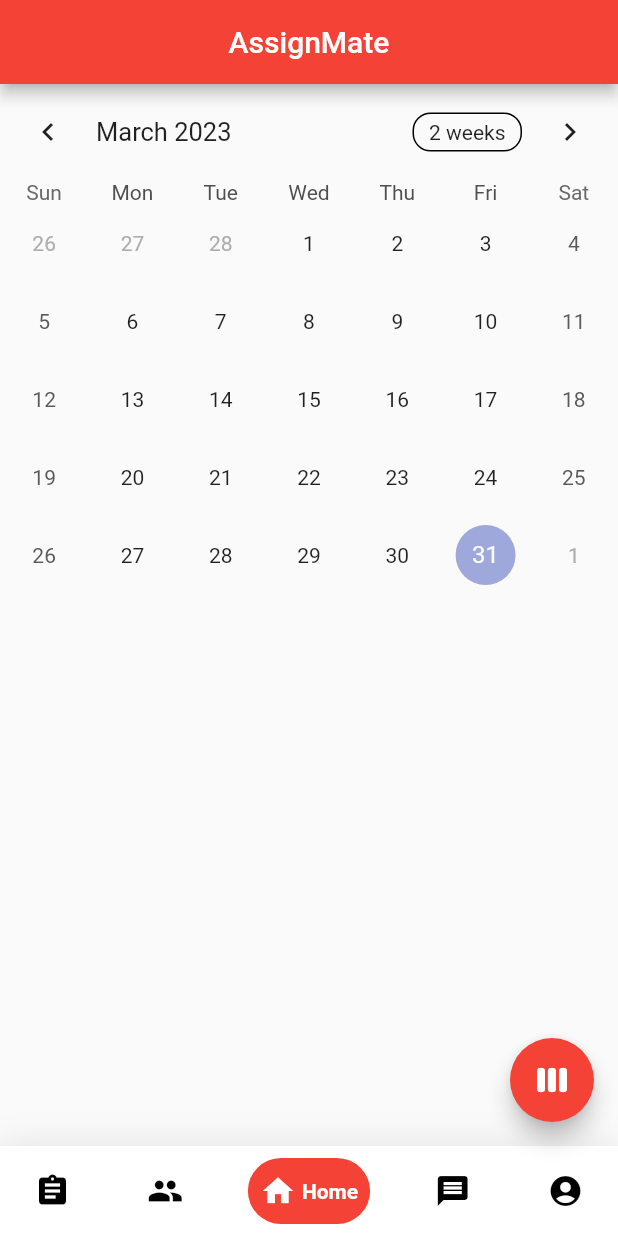
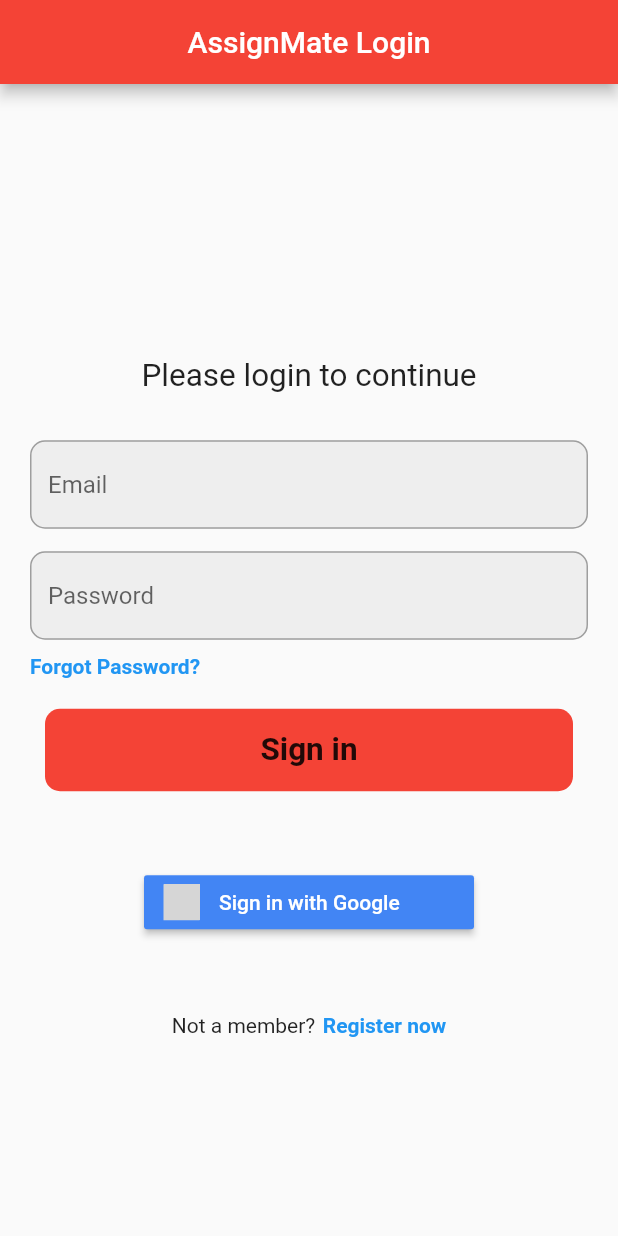
Before and after one commit to Alwalid-Abushanab/AssignMate, a Flutter app: the screen it shows after launch, on a phone screen of 412 x 824 dp. Run offline on Flutter 3.47's test engine with Material 2 defaults, Android fonts, the phone set to English and light mode, and no system bars; drawn by our look-alikes of google_nav_bar, table_calendar; our stand-ins replace bloc, firebase_auth, firebase_core, flutter_bloc, flutter_signin_button, google_sign_in; accounts and stored records are empty; grey boxes are pictures that could not be loaded.

Commit message:
Login/signUp pages completed.

```diff
--- a/lib/app.dart
+++ b/lib/app.dart
@@ -4,7 +4,7 @@ import 'package:flutter/material.dart';
 /// A MaterialApp which sets the `home` to StreakPage.
 class AssignMateApp extends MaterialApp {
   AssignMateApp({Key? key}) : super(key: key,
-      initialRoute:  RouteGenerator.homePage,
+      initialRoute:  RouteGenerator.authPage,
       onGenerateRoute: RouteGenerator.generateRoute,
       theme: ThemeData(
           primarySwatch: Colors.red,
--- /dev/null
+++ b/lib/auth/authentication_page.dart
@@ -0,0 +1,26 @@
+import 'package:assign_mate/home/home_page.dart';
+import 'package:firebase_auth/firebase_auth.dart';
+import 'package:firebase_core/firebase_core.dart';
+import 'package:flutter/material.dart';
+
+import 'login/login_page.dart';
+
+class AuthenticationPage extends StatelessWidget {
+  @override
+  Widget build(BuildContext context) {
+    return Scaffold(
+      body: StreamBuilder<User?>(
+        stream: FirebaseAuth.instance.authStateChanges(),
+        builder: (context, data){
+          if (data.hasData){
+            return const HomePage();
+          }
+          else {
+            return const LoginPage();
+          }
+        },
+      ),
+    );
+  }
+
+}
--- /dev/null
+++ b/lib/auth/login/cubit/login_cubit.dart
@@ -0,0 +1,23 @@
+import 'package:bloc/bloc.dart';
+import 'package:firebase_auth/firebase_auth.dart';
+import 'package:meta/meta.dart';
+
+part 'login_state.dart';
+
+class LoginCubit extends Cubit<LoginState> {
+  LoginCubit() : super(LoginInitial());
+
+
+  void tryLoginingIn(){
+    emit(LoginingIn());
+  }
+
+  void successful(bool secc){
+    if (secc){
+      emit(LogedIn());
+    }
+    else {
+      emit(LoginInitial());
+    }
+  }
+}
--- /dev/null
+++ b/lib/auth/login/cubit/login_state.dart
@@ -0,0 +1,10 @@
+part of 'login_cubit.dart';
+
+@immutable
+abstract class LoginState {}
+
+class LoginInitial extends LoginState {}
+
+class LoginingIn extends LoginState {}
+
+class LogedIn extends LoginState {}
--- /dev/null
+++ b/lib/auth/login/login_page.dart
@@ -0,0 +1,22 @@
+import 'package:flutter/material.dart';
+import 'package:flutter_bloc/flutter_bloc.dart';
+
+import 'cubit/login_cubit.dart';
+import 'login_view.dart';
+
+/// Stateless widget responsible for providing StreakCubit to StreakView
+class LoginPage extends StatelessWidget {
+  const LoginPage({Key? key}) : super(key: key);
+  @override
+  Widget build(BuildContext context) {
+
+    return MultiBlocProvider(
+        providers: [
+          BlocProvider<LoginCubit>(
+            create: (context) => LoginCubit(),
+          ),
+        ],
+        child: LoginView()
+    );
+  }
+}
--- /dev/null
+++ b/lib/auth/login/login_view.dart
@@ -0,0 +1,186 @@
+import 'package:google_sign_in/google_sign_in.dart';
+
+import '../../routes/route_generator.dart';
+import 'cubit/login_cubit.dart';
+import 'package:firebase_auth/firebase_auth.dart';
+import 'package:flutter/material.dart';
+import 'package:flutter_bloc/flutter_bloc.dart';
+import 'package:flutter_signin_button/flutter_signin_button.dart';
+
+class LoginView extends StatelessWidget {
+  LoginView({super.key});
+
+  final emailController = TextEditingController();
+  final passwordController = TextEditingController();
+
+  @override
+  Widget build(BuildContext context) {
+
+    return Scaffold(
+        appBar: AppBar(
+          centerTitle: true,
+          title: const Text("AssignMate Login"),
+          automaticallyImplyLeading: false,
+        ),
+      body: Center(
+        child: SingleChildScrollView(
+          child:
+            Column(
+              mainAxisAlignment: MainAxisAlignment.center,
+              children: [
+                const SizedBox(height: 50,),
+
+                const Text("Please login to continue",textScaleFactor: 1.5,),
+
+                const SizedBox(height: 30,),
+
+                //Email Field
+                myTextField(
+                    controller: emailController,
+                    hint: "Email",
+                    obscured: false
+                ),
+
+                const SizedBox(height: 15,),
+
+                //password field
+                myTextField(
+                    controller: passwordController,
+                    hint: 'Password',
+                    obscured: true
+                ),
+
+                const SizedBox(height: 10,),
+
+                //forgot Password field
+                Padding(
+                  padding: const EdgeInsets.symmetric(horizontal: 20),
+                  child: Row(
+                    mainAxisAlignment: MainAxisAlignment.start,
+                    children: [
+                      GestureDetector(
+                        onTap: () => { Navigator.pushNamed(context, RouteGenerator.passwordPage)},
+                        child: const Text('Forgot Password?',
+                          style: TextStyle(
+                              color: Colors.blue,
+                              fontWeight: FontWeight.bold),
+                        ),
+                      )
+                    ],
+                  ),
+                ),
+
+                const SizedBox(height: 20,),
+
+                //log in button
+                BlocBuilder<LoginCubit, LoginState>(
+                  builder: (context, state) {
+                    return GestureDetector(
+                      onTap: state is LoginingIn ? null : () async {
+                        BlocProvider.of<LoginCubit>(context).tryLoginingIn();
+                        try {
+                          await FirebaseAuth.instance.signInWithEmailAndPassword(
+                              email: emailController.text,
+                              password: passwordController.text
+                          );
+                          BlocProvider.of<LoginCubit>(context).successful(true);
+                        } on FirebaseAuthException catch(e) {
+                          BlocProvider.of<LoginCubit>(context).successful(false);
+                          showDialog(context: context, builder: (context){
+                            return const AlertDialog(
+                              title: Text('Incorrect Email Or Password'),
+                            );
+                          });
+                        }
+                      },
+                      child: Container(
+                        padding: const EdgeInsets.all(15),
+                        margin: const EdgeInsets.symmetric(horizontal: 30),
+                        decoration: BoxDecoration(
+                            color: Colors.red,
+                            borderRadius: BorderRadius.circular(10)
+                        ),
+                        child: state is! LoginingIn ? const Center(
+                          child: Text("Sign in",
+                            textScaleFactor: 1.5,
+                            style: TextStyle(
+                              fontWeight: FontWeight.bold,
+                            ),
+                          ),
+                        ): const Center(
+                          child: CircularProgressIndicator(color: Colors.black, strokeWidth: 12,),
+                        ),
+                      ),
+                    );
+                  },
+                ),
+
+                const SizedBox(height: 50,),
+
+                //google login
+                Row(
+                  mainAxisAlignment: MainAxisAlignment.center,
+                  children: [
+                    SignInButton(
+                      Buttons.GoogleDark,
+                      onPressed: () async {
+                        final GoogleSignInAccount? gUser = await GoogleSignIn().signIn();
+                        final GoogleSignInAuthentication gAuth = await gUser!.authentication;
+                        final credential = GoogleAuthProvider.credential(
+                          accessToken: gAuth.accessToken,
+                          idToken: gAuth.idToken,
+                        );
+
+                        await FirebaseAuth.instance.signInWithCredential(credential);
+                      },
+                    )
+                  ],
+                ),
+
+                const SizedBox(height: 50,),
+
+                Row(
+                  mainAxisAlignment: MainAxisAlignment.center,
+                  children: [
+                    const Text('Not a member?'),
+                    const SizedBox(width: 5,),
+                    GestureDetector(
+                      onTap: () => Navigator.pushNamed(context, RouteGenerator.signUpPage),
+                      child: const Text('Register now',
+                        style: TextStyle(
+                            color: Colors.blue,
+                            fontWeight: FontWeight.bold),
+                      ),
+                    )
+                  ],
+                )
+              ],
+            ),
+        ),
+      ),
+    );
+  }
+
+  Widget myTextField({required controller, required String hint, required bool obscured}){
+    return Padding(
+      padding: const EdgeInsets.symmetric(horizontal: 20),
+      child: TextField(
+        controller: controller,
+        obscureText: obscured,
+        decoration: InputDecoration(
+          enabledBorder: OutlineInputBorder(
+            borderSide: const BorderSide(color: Colors.grey),
+            borderRadius: BorderRadius.circular(10),
+          ),
+          focusedBorder: OutlineInputBorder(
+              borderSide: BorderSide(color: Colors.grey.shade900),
+              borderRadius: BorderRadius.circular(10)
+          ),
+          fillColor: Colors.grey.shade200,
+          filled: true,
+          hintText: hint,
+        ),
+      ),
+    );
+  }
+}
--- a/lib/home/home_page.dart
+++ b/lib/home/home_page.dart
@@ -1,3 +1,4 @@
+import 'package:firebase_auth/firebase_auth.dart';
 import 'package:flutter/material.dart';
 import 'package:flutter_bloc/flutter_bloc.dart';
 
@@ -8,6 +9,6 @@ class HomePage extends StatelessWidget {
   const HomePage({Key? key}) : super(key: key);
   @override
   Widget build(BuildContext context) {
-    return HomeView();
+    return const HomeView();
   }
 }
--- a/lib/routes/route_generator.dart
+++ b/lib/routes/route_generator.dart
@@ -2,6 +2,10 @@ import 'package:assign_mate/assignments/assignments_page.dart';
 import 'package:assign_mate/routes/unknown_screen.dart';
 import 'package:flutter/foundation.dart';
 import 'package:flutter/material.dart';
+import '../auth/authentication_page.dart';
+import '../auth/login/login_page.dart';
+import '../auth/reset_password/reset_password_page.dart';
+import '../auth/sign_up/signup_page.dart';
 import '../home/home_page.dart';
 
 class RouteGenerator {
@@ -10,6 +14,10 @@ class RouteGenerator {
   static const String DMPage = '/DMPage';
   static const String groupsPage = '/groupsPage';
   static const String profilePage = '/profilePage';
+  static const String loginPage = '/loginPage';
+  static const String authPage = '/AuthenticationPage';
+  static const String signUpPage = '/signUpPage';
+  static const String passwordPage = '/resetPasswordPage';
 
   //private constructor
   RouteGenerator._();
@@ -24,6 +32,22 @@ class RouteGenerator {
         return MaterialPageRoute(
           builder: (_) => const AssignmentsPage(),
         );
+      case loginPage:
+        return MaterialPageRoute(
+          builder: (_) => const LoginPage(),
+        );
+      case authPage:
+        return MaterialPageRoute(
+          builder: (_) => AuthenticationPage(),
+        );
+      case signUpPage:
+        return MaterialPageRoute(
+          builder: (_) => const SignUpPage(),
+        );
+      case passwordPage:
+        return MaterialPageRoute(
+          builder: (_) => const ResetPasswordPage(),
+        );
     }
     if (kDebugMode) {
       return MaterialPageRoute(builder: (context) => UnknownScreen());
--- a/pubspec.yaml
+++ b/pubspec.yaml
@@ -45,6 +45,10 @@ dependencies:
   # Use with the CupertinoIcons class for iOS style icons.
   cupertino_icons: ^1.0.2
   provider: ^6.0.2
+  flutter_signin_button: ^2.0.0
+  firebase_core: ^2.8.0
+  firebase_auth: ^4.2.0
+  google_sign_in: ^6.0.2
 
 dev_dependencies:
   flutter_test:
```
Also changed, not shown: lib/auth/reset_password/reset_password_page.dart (added, +14 -0 lines), lib/auth/reset_password/reset_password_view.dart (added, +101 -0 lines), lib/auth/sign_up/cubit/signup_cubit.dart (added, +21 -0 lines), lib/auth/sign_up/cubit/signup_state.dart (added, +10 -0 lines), lib/auth/sign_up/signup_page.dart (added, +23 -0 lines), lib/auth/sign_up/signup_view.dart (added, +193 -0 lines), lib/main.dart (+8 -2 lines), lib/routes/unknown_screen.dart (+7 -1 lines), lib/firebase_options.dart (added), pubspec.lock, 6 other files.
